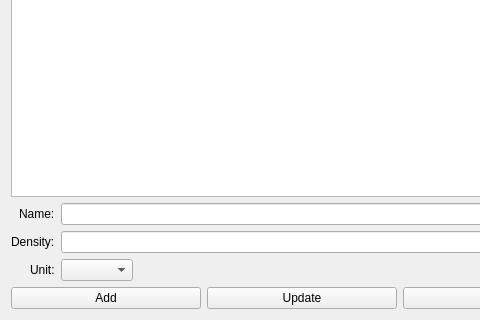
This is ui/materials_manager.ui in MrTheMatus/QCM_PyApp as Qt 5 draws it before an edit; both pictures show x 0 to 480 and y 280 to 600 of the 800 by 600 pixel window. The edited form follows.
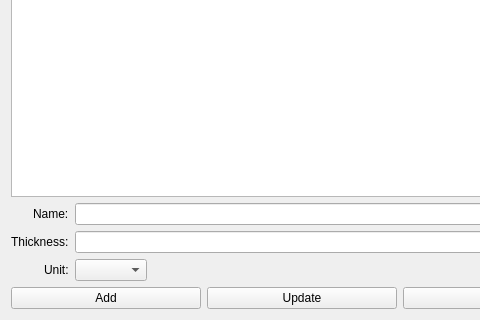
This is the edited form.

```diff
--- a/ui/materials_manager.ui
+++ b/ui/materials_manager.ui
@@ -50,7 +50,7 @@
      <item row="1" column="0">
       <widget class="QLabel" name="labelDensity">
        <property name="text">
-        <string>Density:</string>
+        <string>Thickness:</string>
        </property>
       </widget>
      </item>
```
Left out of the diff: 4 changed lines with no effect on the pictures.
